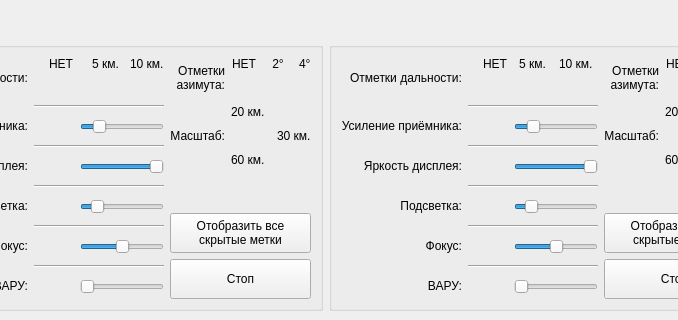
Before: the Qt Designer form indicatorprl.ui in Carduelis/vk, drawn with Qt 5; both pictures show x 177 to 855 and y 465 to 785 of the 1006 by 785 pixel window.
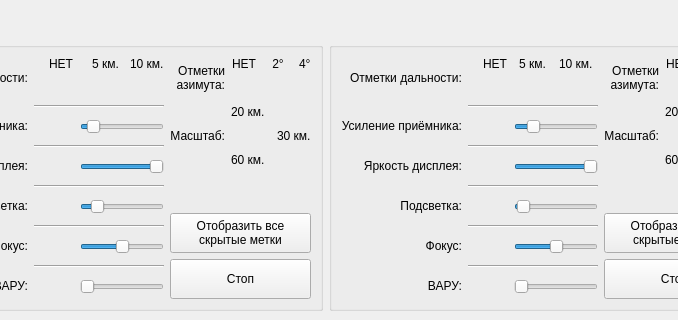
After: the same form once the commit is applied. Icons and pictures are not drawn. Custom widgets are drawn as their Qt base class.

Diff of the .ui file:
```diff
--- a/indicatorprl.ui
+++ b/indicatorprl.ui
@@ -370,7 +370,7 @@
                   <cursorShape>OpenHandCursor</cursorShape>
                  </property>
                  <property name="maximum">
-                  <number>30</number>
+                  <number>60</number>
                  </property>
                  <property name="value">
                   <number>5</number>
@@ -1027,7 +1027,7 @@
                   <number>100</number>
                  </property>
                  <property name="value">
-                  <number>15</number>
+                  <number>3</number>
                  </property>
                  <property name="orientation">
                   <enum>Qt::Horizontal</enum>
```
